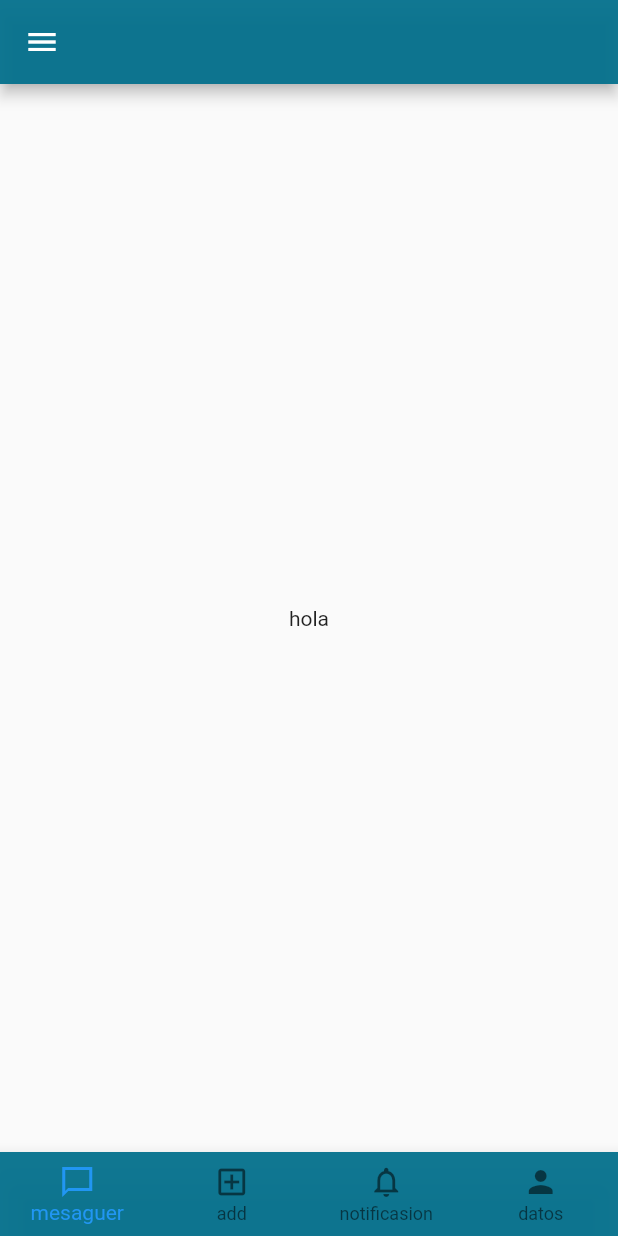
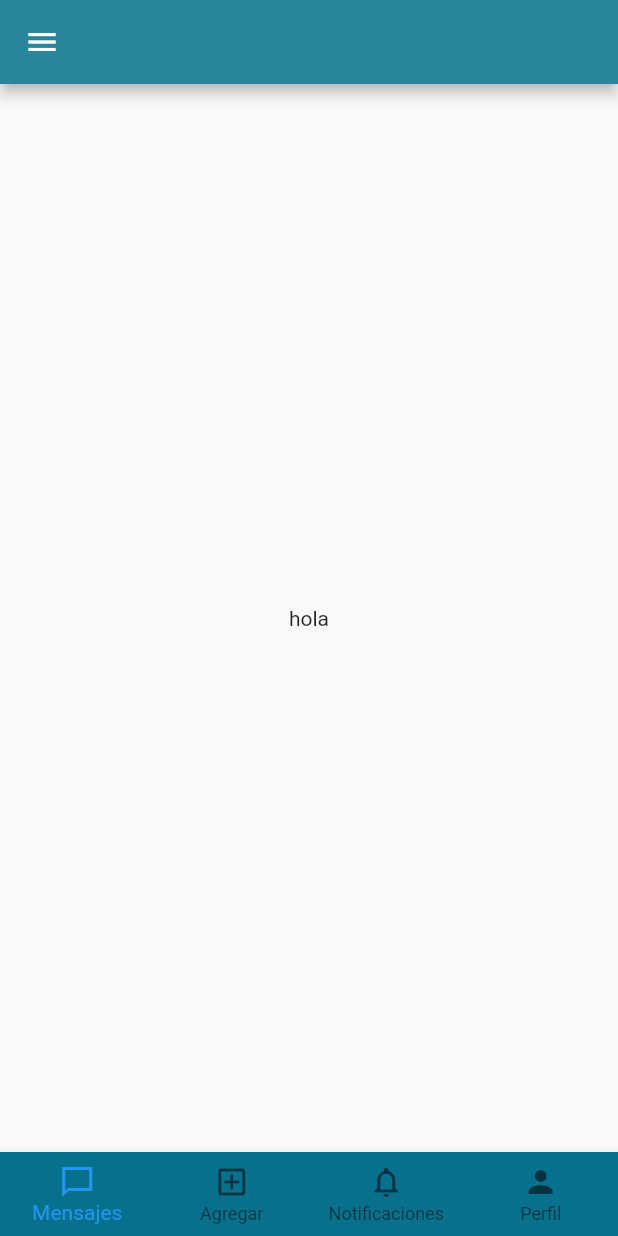
Before and after one commit to Francisco-Escobar99/JobServices, a Flutter app: the viewoptions screen opened directly, on a phone screen of 412 x 824 dp. Run offline on Flutter 3.47's test engine with Material 2 defaults, Android fonts, the phone set to English and light mode, and no system bars.

Commit message:
Actualizacion DetallesMenu

```diff
--- a/lib/main.dart
+++ b/lib/main.dart
@@ -1,6 +1,5 @@
 import 'package:flutter/material.dart';
 import 'package:from_end/src/pages/pageHome.dart';
-
 
 void main() {
   runApp(const MyApp());
--- a/lib/src/widgets/viewOptions.dart
+++ b/lib/src/widgets/viewOptions.dart
@@ -42,20 +42,20 @@ class _main_viewState extends State<viewoptions> {
     // ignore: prefer_const_literals_to_create_immutables, dead_code
     return Scaffold(
       appBar: AppBar(
-        backgroundColor: const Color(0xf305718D),
+        backgroundColor: const Color(0xff29859a),
       ),
       drawer: Drawer(
-        backgroundColor: const Color(0xf305718D),
+        backgroundColor: const Color(0xff29859a),
         child: ListView(
           padding: EdgeInsets.zero,
           children: [
             DrawerHeader(
-              decoration: const BoxDecoration(color: Color(0xf305718D)),
+              decoration: const BoxDecoration(color: Color(0xff127990)),
               child: Column(
                 children: [
-                  /*Expanded(
-                    child: Image.asset('assets/images/perfil.png'),
-                  ),*/
+                  Expanded(
+                    child: Image.asset('assets/images/perfil2.png'),
+                  ),
                   const Text("gaby gomez"),
                   // ignore: prefer_const_constructors
                   SizedBox(
@@ -65,31 +65,35 @@ class _main_viewState extends State<viewoptions> {
               ),
             ),
             ListTile(
-              tileColor: const Color(0xf305718D),
+              tileColor: const Color(0xff29859a),
               selectedTileColor: const Color(0xf305718D),
               leading: Icon(Icons.home),
-              title: Text("Inicion"),
+              title: Text("Inicio"),
+              textColor: Color(0xffe4f2fb),
               onTap: () {},
             ),
             ListTile(
-              tileColor: const Color(0xf305718D),
+              tileColor: const Color(0xff29859a),
               selectedTileColor: const Color(0xf305718D),
               leading: Icon(Icons.soap_outlined),
               title: Text("Solicitud"),
+              textColor: Color(0xffe4f2fb),
               onTap: () {},
             ),
             ListTile(
-              tileColor: const Color(0xf305718D),
+              tileColor: const Color(0xff29859a),
               selectedTileColor: const Color(0xf305718D),
               leading: Icon(Icons.military_tech_sharp),
               title: Text("Miembros"),
+              textColor: Color(0xffe4f2fb),
               onTap: () {},
             ),
             ListTile(
-              tileColor: const Color(0xf305718D),
+              tileColor: const Color(0xff29859a),
               selectedTileColor: const Color(0xf305718D),
               leading: Icon(Icons.manage_accounts),
               title: Text("Configuraciones"),
+              textColor: Color(0xffe4f2fb),
               onTap: () {},
             ),
           ],
@@ -102,19 +106,19 @@ class _main_viewState extends State<viewoptions> {
       bottomNavigationBar: BottomNavigationBar(
           currentIndex: _index,
           type: BottomNavigationBarType.fixed,
-          backgroundColor: const Color(0xf305718D),
+          backgroundColor: const Color(0xff07708c),
           onTap: (index) => setState(() {
                 _index = index;
               }),
           items: const [
             BottomNavigationBarItem(
-                icon: Icon(Icons.messenger_outline_sharp), label: "mesaguer"),
+                icon: Icon(Icons.messenger_outline_sharp), label: "Mensajes"),
             BottomNavigationBarItem(
-                icon: Icon(Icons.add_box_outlined), label: "add"),
+                icon: Icon(Icons.add_box_outlined), label: "Agregar"),
             BottomNavigationBarItem(
                 icon: Icon(Icons.notifications_none_outlined),
-                label: "notificasion"),
-            BottomNavigationBarItem(icon: Icon(Icons.person), label: "datos"),
+                label: "Notificaciones"),
+            BottomNavigationBarItem(icon: Icon(Icons.person), label: "Perfil"),
           ]),
     );
   }
--- a/pubspec.yaml
+++ b/pubspec.yaml
@@ -63,7 +63,7 @@ flutter:
 
   assets:
     - assets/images/logo.png
-    - assets/images/perfil.png
+    - assets/images/perfil2.png
   #   - images/a_dot_burr.jpeg
   #   - images/a_dot_ham.jpeg
 
```
Also changed, not shown: assets/images/perfil.png (deleted), assets/images/perfil2.png (added).
